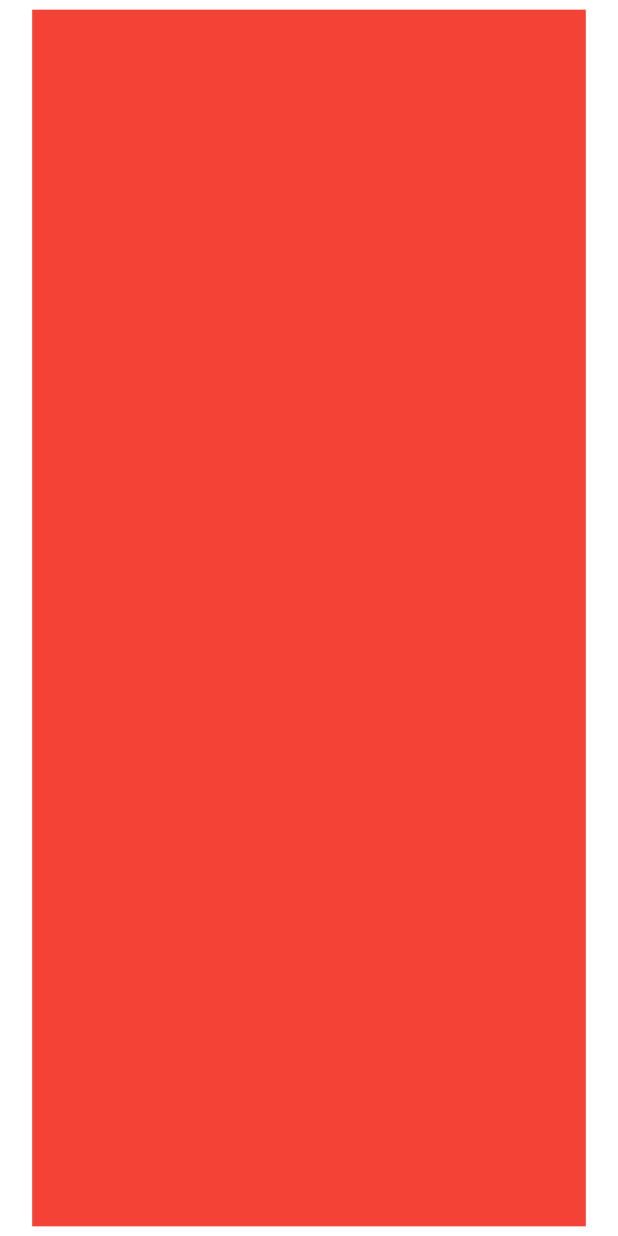
After one commit to ShahilJha/Protected-Password, a Flutter app: the screen it shows after launch, on a phone screen of 412 x 824 dp. The commit adds this screen. Run offline on Flutter 3.47's test engine with Material 2 defaults, Android fonts, the light colour scheme and no system bars; our stand-ins replace firebase_core, flutter_screenutil; accounts and stored records are empty.

Commit message:
add: pages

```diff
--- a/lib/route_generator.dart
+++ b/lib/route_generator.dart
@@ -1,4 +1,6 @@
 import 'package:flutter/material.dart';
+import 'package:protected_password/screens/AddressSearchPage/AddressSearchPage.dart';
+import 'package:protected_password/screens/PasswordBoxPage/PasswordBoxPage.dart';
 
 /*
   To Navigate to another screen:
@@ -16,15 +18,15 @@ class RouteGenerator {
 
       //COMMON Routes
       case '/':
-        return MaterialPageRoute(builder: (_) => Container());
+        return MaterialPageRoute(builder: (_) => AddressSearchPage());
 
-      //   case '/receptionist_order_detail':
-      //     if (args is bool) {
-      //       return MaterialPageRoute(
-      //         builder: (_) => Container(order: args),
-      //       );
-      //     }
-      //     return _errorRoute();
+      case '/receptionist_order_detail':
+        if (args is bool) {
+          return MaterialPageRoute(
+            builder: (_) => PasswordBoxPage(),
+          );
+        }
+        return _errorRoute();
 
       //ERROR Route
       default:
--- /dev/null
+++ b/lib/screens/AddressSearchPage/AddressSearchPage.dart
@@ -0,0 +1,16 @@
+import 'package:flutter/material.dart';
+import 'package:flutter_screenutil/flutter_screenutil.dart';
+
+class AddressSearchPage extends StatelessWidget {
+  const AddressSearchPage({Key? key}) : super(key: key);
+
+  @override
+  Widget build(BuildContext context) {
+    return Container(
+      padding: EdgeInsets.symmetric(vertical: 30.r, horizontal: 100.r),
+      child: Container(
+        color: Colors.red,
+      ),
+    );
+  }
+}
```
Also changed, not shown: lib/main.dart (+3 -15 lines), lib/screens/PasswordBoxPage/PasswordBoxPage.dart (added, +10 -0 lines).
